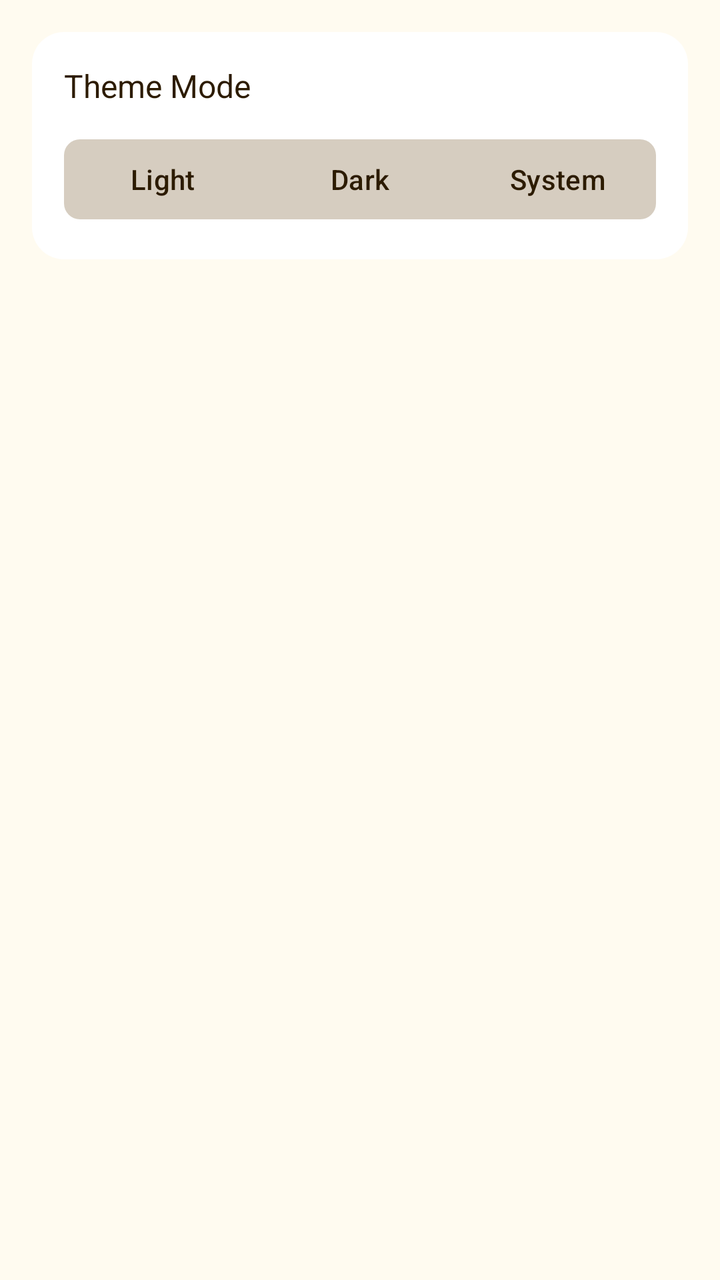
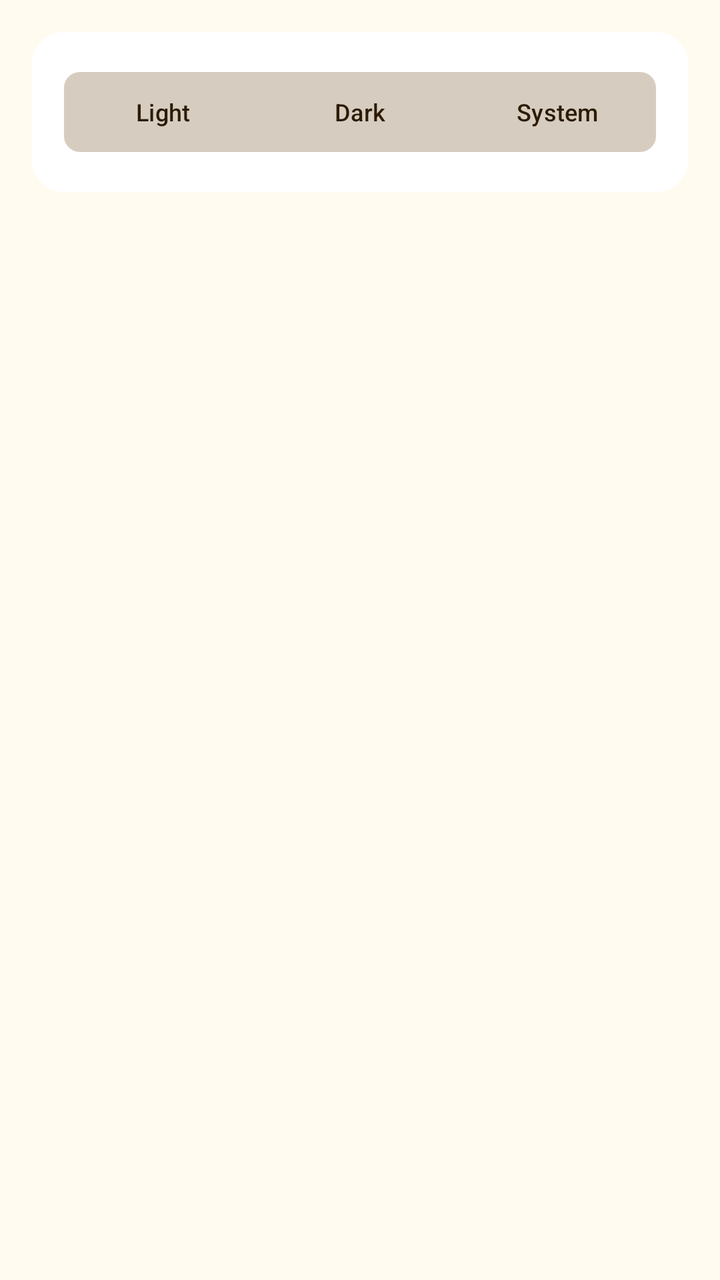

Screens rendered from an Android XML layout before and after an edit, with the pre-edit source and the edit as a unified diff.
<!-- AndroidManifest.xml: application theme Theme.WhereIsMyCar -->
<!-- res/layout/pref_theme_toggle.xml -->
<?xml version="1.0" encoding="utf-8"?>
<androidx.constraintlayout.widget.ConstraintLayout xmlns:android="http://schemas.android.com/apk/res/android"
    xmlns:app="http://schemas.android.com/apk/res-auto"
    android:layout_width="match_parent"
    android:layout_height="wrap_content"
    android:padding="16dp">

    <androidx.constraintlayout.widget.ConstraintLayout
        android:layout_width="match_parent"
        android:layout_height="wrap_content"
        android:background="@drawable/rounded_card_dark"
        android:padding="16dp"
        app:layout_constraintTop_toTopOf="parent">

        <TextView
            android:id="@+id/tv_theme_mode"
            android:layout_width="wrap_content"
            android:layout_height="wrap_content"
            android:text="@string/theme_mode"
            android:textColor="@color/text_primary"
            android:textSize="16sp"
            app:layout_constraintStart_toStartOf="parent"
            app:layout_constraintTop_toTopOf="parent" />

        <com.google.android.material.button.MaterialButtonToggleGroup
            android:id="@+id/toggle_group_theme"
            android:layout_width="match_parent"
            android:layout_height="wrap_content"
            android:layout_marginTop="12dp"
            app:layout_constraintTop_toBottomOf="@id/tv_theme_mode"
            app:selectionRequired="true"
            app:singleSelection="true">

            <com.google.android.material.button.MaterialButton
                android:id="@+id/btn_theme_light"
                style="@style/ToggleButton"
                android:layout_width="0dp"
                android:layout_height="wrap_content"
                android:layout_weight="1"
                android:text="@string/light"
                android:textAllCaps="false"
                app:cornerRadius="8dp" />

            <com.google.android.material.button.MaterialButton
                android:id="@+id/btn_theme_dark"
                style="@style/ToggleButton"
                android:layout_width="0dp"
                android:layout_height="wrap_content"
                android:layout_weight="1"
                android:text="@string/dark"
                android:textAllCaps="false"
                app:cornerRadius="8dp" />

            <com.google.android.material.button.MaterialButton
                android:id="@+id/btn_theme_system"
                style="@style/ToggleButton"
                android:layout_width="0dp"
                android:layout_height="wrap_content"
                android:layout_weight="1"
                android:text="@string/system"
                android:textAllCaps="false"
                app:cornerRadius="8dp" />
        </com.google.android.material.button.MaterialButtonToggleGroup>
    </androidx.constraintlayout.widget.ConstraintLayout>

</androidx.constraintlayout.widget.ConstraintLayout>
<!-- resources referenced by this layout -->
<resources>
  <string name="theme_mode">Theme Mode</string>
  <style name="ToggleButton" parent="Widget.Material3.Button">
          <item name="backgroundTint">@color/toggle_btn_color</item>
          <item name="android:textColor">@color/toggle_text_color</item>
          <item name="iconTint">@color/toggle_text_color</item>
          <item name="strokeColor">@color/toggle_btn_color</item>
      </style>
  <style name="Base.Theme.WhereIsMyCar" parent="Theme.Material3.DayNight.NoActionBar">
          
          <item name="colorPrimary">@color/primary</item>
          <item name="colorOnPrimary">@color/white</item>
          <item name="android:windowBackground">@color/app_background</item>
  
          
          <item name="android:popupMenuStyle">@style/Widget.Material3.PopupMenu.Custom</item>
          <item name="popupMenuStyle">@style/Widget.Material3.PopupMenu.Custom</item>
          <item name="android:textAppearanceLargePopupMenu">@style/TextAppearance.Material3.BodyLarge</item>
          <item name="android:textAppearanceSmallPopupMenu">@style/TextAppearance.Material3.BodyMedium</item>
          <item name="materialSwitchStyle">@style/Widget.App.Switch</item>
  
          
          <item name="preferenceTheme">@style/PreferenceThemeOverlay</item>
  
          
          <item name="icon_color">@color/text_primary</item>
      </style>
  <style name="PreferenceThemeOverlay" parent="PreferenceThemeOverlay.v14.Material">
          <item name="preferenceCategoryStyle">@style/PreferenceCategoryStyle</item>
      </style>
  <!-- unchanged entries left out for length: 21 -->
</resources>

<!-- the commit's change to res/layout/pref_theme_toggle.xml (unified diff, before → after) -->
@@ -1,6 +1,7 @@
 <?xml version="1.0" encoding="utf-8"?>
 <androidx.constraintlayout.widget.ConstraintLayout xmlns:android="http://schemas.android.com/apk/res/android"
     xmlns:app="http://schemas.android.com/apk/res-auto"
+    xmlns:tools="http://schemas.android.com/tools"
     android:layout_width="match_parent"
     android:layout_height="wrap_content"
     android:padding="16dp">
@@ -12,22 +13,14 @@
         android:padding="16dp"
         app:layout_constraintTop_toTopOf="parent">
 
-        <TextView
-            android:id="@+id/tv_theme_mode"
-            android:layout_width="wrap_content"
-            android:layout_height="wrap_content"
-            android:text="@string/theme_mode"
-            android:textColor="@color/text_primary"
-            android:textSize="16sp"
-            app:layout_constraintStart_toStartOf="parent"
-            app:layout_constraintTop_toTopOf="parent" />
-
         <com.google.android.material.button.MaterialButtonToggleGroup
             android:id="@+id/toggle_group_theme"
             android:layout_width="match_parent"
             android:layout_height="wrap_content"
-            android:layout_marginTop="12dp"
-            app:layout_constraintTop_toBottomOf="@id/tv_theme_mode"
+            app:layout_constraintBottom_toBottomOf="parent"
+            app:layout_constraintEnd_toEndOf="parent"
+            app:layout_constraintStart_toStartOf="parent"
+            app:layout_constraintTop_toTopOf="parent"
             app:selectionRequired="true"
             app:singleSelection="true">
 
<!-- resource entries referenced after the edit -->
@@ -1,16 +1,37 @@
 <!-- resources referenced by this layout -->
 <resources>
-  <string name="theme_mode">Theme Mode</string>
   <style name="ToggleButton" parent="Widget.Material3.Button">
           <item name="backgroundTint">@color/toggle_btn_color</item>
           <item name="android:textColor">@color/toggle_text_color</item>
           <item name="iconTint">@color/toggle_text_color</item>
           <item name="strokeColor">@color/toggle_btn_color</item>
+          <item name="android:maxLines">2</item>
+          <item name="android:minLines">1</item>
+          <item name="android:paddingLeft">8dp</item>
+          <item name="android:paddingRight">8dp</item>
+          <item name="android:paddingTop">8dp</item>
+          <item name="android:paddingBottom">8dp</item>
+          <item name="android:textSize">12sp</item>
       </style>
   <style name="Base.Theme.WhereIsMyCar" parent="Theme.Material3.DayNight.NoActionBar">
           
           <item name="colorPrimary">@color/primary</item>
           <item name="colorOnPrimary">@color/white</item>
+          <item name="colorPrimaryContainer">@color/primary_gray</item>
+          <item name="colorOnPrimaryContainer">@color/primary</item>
+          <item name="colorSecondary">@color/secondary_warm_brown</item>
+          <item name="colorOnSecondary">@color/white</item>
+          <item name="colorSecondaryContainer">@color/primary_gray</item>
+          <item name="colorOnSecondaryContainer">@color/secondary_warm_brown</item>
+          <item name="colorTertiary">@color/primary_pink</item>
+          <item name="colorOnTertiary">@color/white</item>
+          <item name="colorSurface">@color/card_surface</item>
+          <item name="colorOnSurface">@color/text_primary</item>
+          <item name="colorSurfaceVariant">@color/primary_gray</item>
+          <item name="colorOnSurfaceVariant">@color/text_secondary</item>
+          <item name="colorOutline">@color/border_gray</item>
+          <item name="colorError">@color/error</item>
+          <item name="colorOnError">@color/white</item>
           <item name="android:windowBackground">@color/app_background</item>
   
           
@@ -26,7 +47,31 @@
           
           <item name="icon_color">@color/text_primary</item>
       </style>
+  <color name="secondary_warm_brown">#795548</color>
+  <color name="primary_pink">#E91E63</color>
+  <color name="text_secondary">#7D6E5D</color>
+  <color name="error">#B00020</color>
   <style name="PreferenceThemeOverlay" parent="PreferenceThemeOverlay.v14.Material">
+          
+          <item name="colorPrimary">@color/primary</item>
+          <item name="colorOnPrimary">@color/white</item>
+          <item name="colorPrimaryContainer">@color/primary_gray</item>
+          <item name="colorOnPrimaryContainer">@color/primary</item>
+          <item name="colorSecondary">@color/secondary_warm_brown</item>
+          <item name="colorOnSecondary">@color/white</item>
+          <item name="colorSecondaryContainer">@color/primary_gray</item>
+          <item name="colorOnSecondaryContainer">@color/secondary_warm_brown</item>
+          <item name="colorTertiary">@color/primary_pink</item>
+          <item name="colorOnTertiary">@color/white</item>
+          <item name="colorSurface">@color/card_surface</item>
+          <item name="colorOnSurface">@color/text_primary</item>
+          <item name="colorSurfaceVariant">@color/primary_gray</item>
+          <item name="colorOnSurfaceVariant">@color/text_secondary</item>
+          <item name="colorOutline">@color/border_gray</item>
+          <item name="colorError">@color/error</item>
+          <item name="colorOnError">@color/white</item>
+          <item name="icon_color">@color/text_primary</item>
+  
           <item name="preferenceCategoryStyle">@style/PreferenceCategoryStyle</item>
       </style>
   <!-- unchanged entries left out for length: 21 -->
